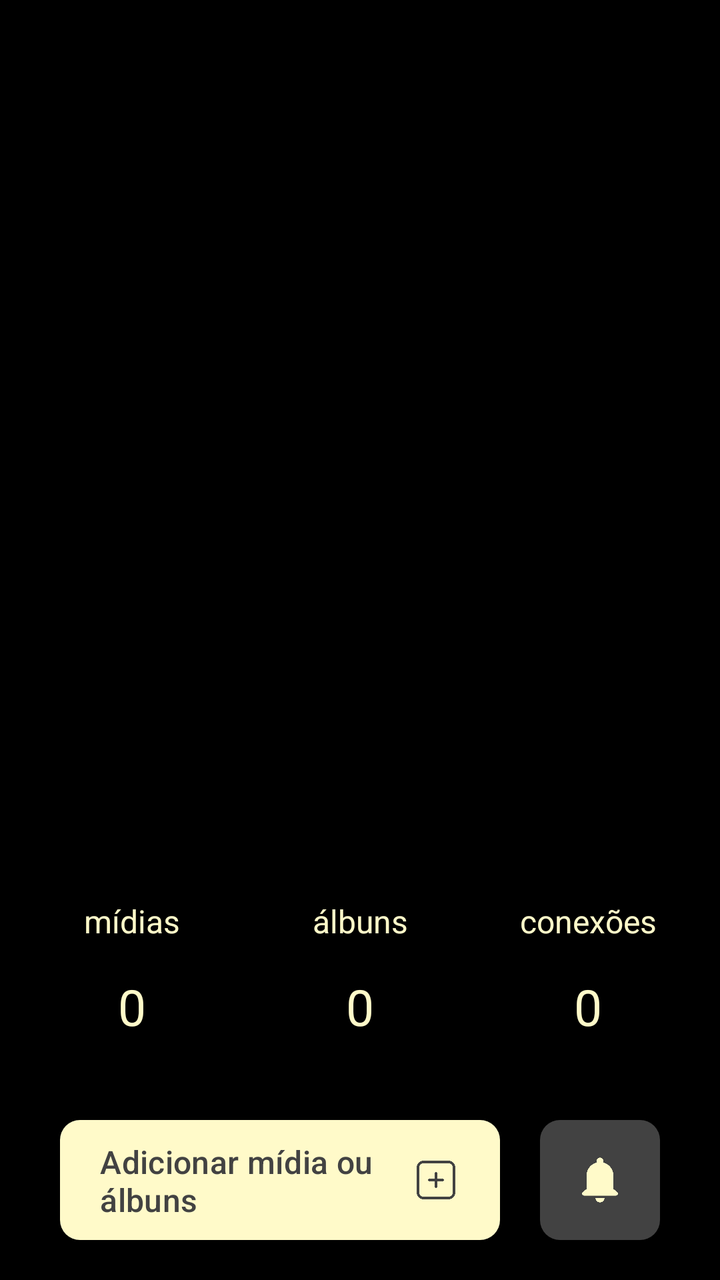
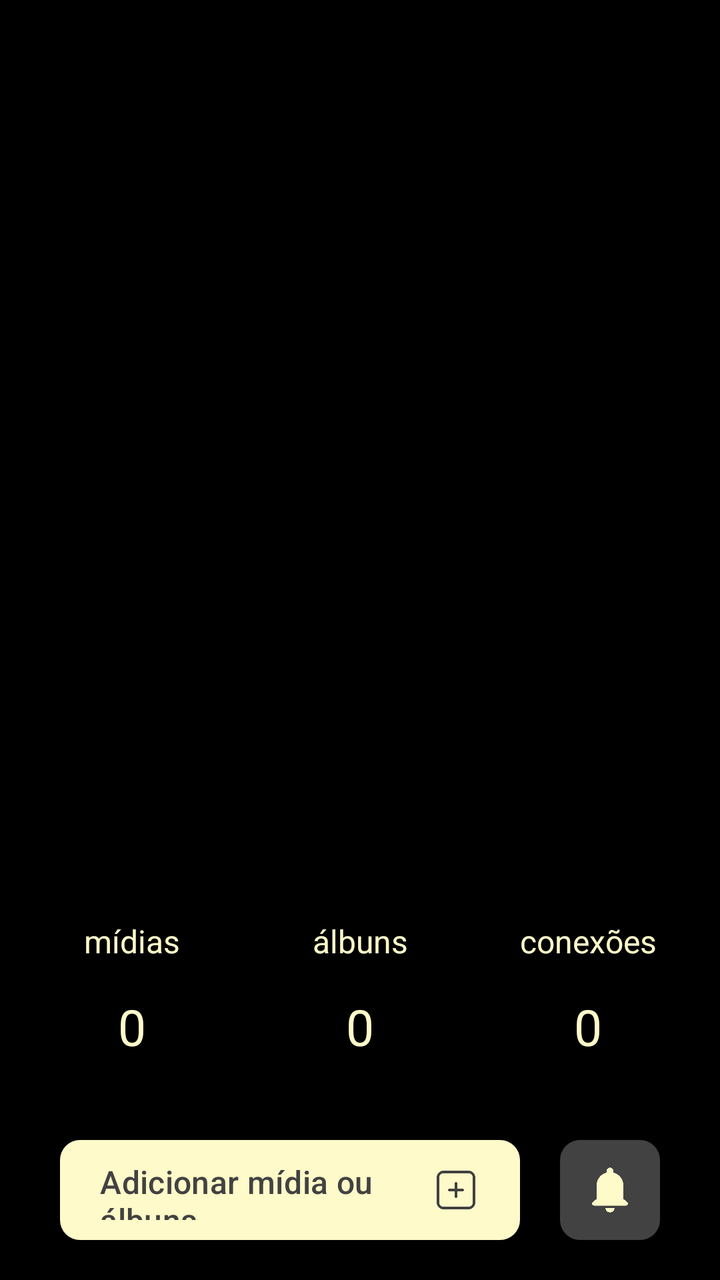

An Android layout rendered at two revisions. The XML below is the earlier revision; the diff shows what the commit changed to produce the second picture.
<!-- AndroidManifest.xml: application theme Theme.Monaly -->
<!-- res/layout/fragment_feed.xml -->
<?xml version="1.0" encoding="utf-8"?>
<androidx.constraintlayout.widget.ConstraintLayout xmlns:android="http://schemas.android.com/apk/res/android"
    xmlns:app="http://schemas.android.com/apk/res-auto"
    xmlns:tools="http://schemas.android.com/tools"
    android:layout_width="match_parent"
    android:layout_height="match_parent"
    android:background="@color/black"
    tools:context=".ui.fragment.navegation.FeedFragment">

    <com.google.android.material.button.MaterialButton
        android:id="@+id/buttonAdd"
        android:layout_width="0dp"
        android:layout_height="60dp"
        android:layout_marginStart="30dp"
        android:layout_marginEnd="20dp"
        android:layout_marginBottom="20dp"
        android:background="@drawable/drawable_background_button_gray_dark_10_dp"
        android:gravity="start|center_vertical"
        android:paddingStart="20dp"
        android:paddingEnd="20dp"
        android:text="@string/feed_button_to_add"
        android:textAllCaps="false"
        android:textColor="@color/gray_dark"
        android:textSize="16sp"
        app:backgroundTint="@color/bage_neutral"
        app:icon="@drawable/ic_add_gray_dark"
        app:iconGravity="end"
        app:iconSize="24dp"
        app:iconTint="@null"
        app:layout_constraintBottom_toBottomOf="parent"
        app:layout_constraintEnd_toStartOf="@+id/buttonNotification"
        app:layout_constraintHorizontal_bias="0.0"
        app:layout_constraintStart_toStartOf="parent" />

    <com.google.android.material.button.MaterialButton
        android:id="@+id/buttonNotification"
        android:layout_width="60dp"
        android:layout_height="60dp"
        android:layout_marginEnd="30dp"
        android:layout_marginBottom="20dp"
        android:background="@drawable/drawable_background_button_gray_dark_10_dp"
        android:padding="0dp"
        android:insetTop="0dp"
        android:insetBottom="0dp"
        app:backgroundTint="@color/gray_dark"
        app:icon="@drawable/ic_notification_bage_neutral"
        app:iconGravity="textStart"
        app:iconPadding="0dp"
        app:iconSize="28dp"
        app:iconTint="@null"
        app:layout_constraintBottom_toBottomOf="parent"
        app:layout_constraintEnd_toEndOf="parent"
        android:contentDescription="@string/feed_content_description_notification"/>

    <TextView
        android:id="@+id/textDefaultAlbun"
        android:layout_width="wrap_content"
        android:layout_height="wrap_content"
        android:layout_marginBottom="40dp"
        android:text="@string/feed__defaut_number"
        android:textColor="@color/bage_neutral"
        android:textSize="25dp"
        app:layout_constraintBottom_toTopOf="@+id/buttonAdd"
        app:layout_constraintEnd_toEndOf="parent"
        app:layout_constraintStart_toStartOf="parent" />

    <TextView
        android:id="@+id/textDefaultConection"
        android:layout_width="wrap_content"
        android:layout_height="wrap_content"
        android:layout_marginStart="100dp"
        android:text="@string/feed__defaut_number"
        android:textColor="@color/bage_neutral"
        android:textSize="25dp"
        app:layout_constraintBottom_toBottomOf="@+id/textDefaultAlbun"
        app:layout_constraintStart_toEndOf="@+id/textDefaultAlbun" />

    <TextView
        android:id="@+id/textDefaultMidia"
        android:layout_width="wrap_content"
        android:layout_height="wrap_content"
        android:layout_marginEnd="100dp"
        android:text="@string/feed__defaut_number"
        android:textColor="@color/bage_neutral"
        android:textSize="25dp"
        app:layout_constraintBottom_toBottomOf="@+id/textDefaultAlbun"
        app:layout_constraintEnd_toStartOf="@+id/textDefaultAlbun" />

    <TextView
        android:id="@+id/textTitleAlbun"
        android:layout_width="wrap_content"
        android:layout_height="wrap_content"
        android:layout_marginBottom="15dp"
        android:text="@string/feed_title_albuns"
        android:textColor="@color/bage_neutral"
        android:textSize="16dp"
        app:layout_constraintBottom_toTopOf="@+id/textDefaultAlbun"
        app:layout_constraintEnd_toEndOf="parent"
        app:layout_constraintStart_toStartOf="parent" />

    <TextView
        android:id="@+id/textTitleConection"
        android:layout_width="wrap_content"
        android:layout_height="wrap_content"
        android:layout_marginBottom="15dp"
        android:text="@string/feed_title_conections"
        android:textColor="@color/bage_neutral"
        android:textSize="16dp"
        app:layout_constraintBottom_toTopOf="@+id/textDefaultConection"
        app:layout_constraintEnd_toEndOf="@+id/textDefaultConection"
        app:layout_constraintStart_toStartOf="@+id/textDefaultConection" />

    <TextView
        android:id="@+id/textTitleMidia"
        android:layout_width="wrap_content"
        android:layout_height="wrap_content"
        android:layout_marginBottom="15dp"
        android:text="@string/feed_title_midia"
        android:textColor="@color/bage_neutral"
        android:textSize="16dp"
        app:layout_constraintBottom_toTopOf="@+id/textDefaultMidia"
        app:layout_constraintEnd_toEndOf="@+id/textDefaultMidia"
        app:layout_constraintStart_toStartOf="@+id/textDefaultMidia" />

</androidx.constraintlayout.widget.ConstraintLayout>
<!-- resources referenced by this layout -->
<resources>
  <color name="bage_neutral">#FFFAC9</color>
  <color name="black">#000000</color>
  <color name="gray_dark">#424242</color>
  <!-- drawable drawable_background_button_gray_dark_10_dp (drawable) -->
  <?xml version="1.0" encoding="utf-8"?>
  <shape xmlns:android="http://schemas.android.com/apk/res/android">
  
      <corners android:radius="10dp"/>
      <solid android:color="@color/gray_dark"/>
  
  </shape>
  <!-- drawable ic_add_gray_dark: png bitmap (drawable, 1667 bytes) -->
  <!-- drawable ic_notification_bage_neutral: png bitmap (drawable, 1421 bytes) -->
  <string name="feed__defaut_number">0</string>
  <string name="feed_button_to_add">Adicionar mídia ou álbuns</string>
  <string name="feed_content_description_notification">Botão de notificação</string>
  <string name="feed_title_albuns">álbuns</string>
  <string name="feed_title_conections">conexões</string>
  <string name="feed_title_midia">mídias</string>
  <style name="Theme.Monaly" parent="Base.Theme.Monaly" />
  <style name="Base.Theme.Monaly" parent="Theme.Material3.DayNight.NoActionBar">
  
  
          
          
  
  
          
          <item name="android:navigationBarColor">@color/black</item>
  
  
      </style>
</resources>

<!-- the commit's change to res/layout/fragment_feed.xml (unified diff, before → after) -->
@@ -10,7 +10,7 @@
     <com.google.android.material.button.MaterialButton
         android:id="@+id/buttonAdd"
         android:layout_width="0dp"
-        android:layout_height="60dp"
+        android:layout_height="50dp"
         android:layout_marginStart="30dp"
         android:layout_marginEnd="20dp"
         android:layout_marginBottom="20dp"
@@ -34,14 +34,15 @@
 
     <com.google.android.material.button.MaterialButton
         android:id="@+id/buttonNotification"
-        android:layout_width="60dp"
-        android:layout_height="60dp"
+        android:layout_width="50dp"
+        android:layout_height="50dp"
         android:layout_marginEnd="30dp"
         android:layout_marginBottom="20dp"
         android:background="@drawable/drawable_background_button_gray_dark_10_dp"
-        android:padding="0dp"
+        android:contentDescription="@string/feed_content_description_notification"
         android:insetTop="0dp"
         android:insetBottom="0dp"
+        android:padding="0dp"
         app:backgroundTint="@color/gray_dark"
         app:icon="@drawable/ic_notification_bage_neutral"
         app:iconGravity="textStart"
@@ -49,8 +50,7 @@
         app:iconSize="28dp"
         app:iconTint="@null"
         app:layout_constraintBottom_toBottomOf="parent"
-        app:layout_constraintEnd_toEndOf="parent"
-        android:contentDescription="@string/feed_content_description_notification"/>
+        app:layout_constraintEnd_toEndOf="parent" />
 
     <TextView
         android:id="@+id/textDefaultAlbun"
